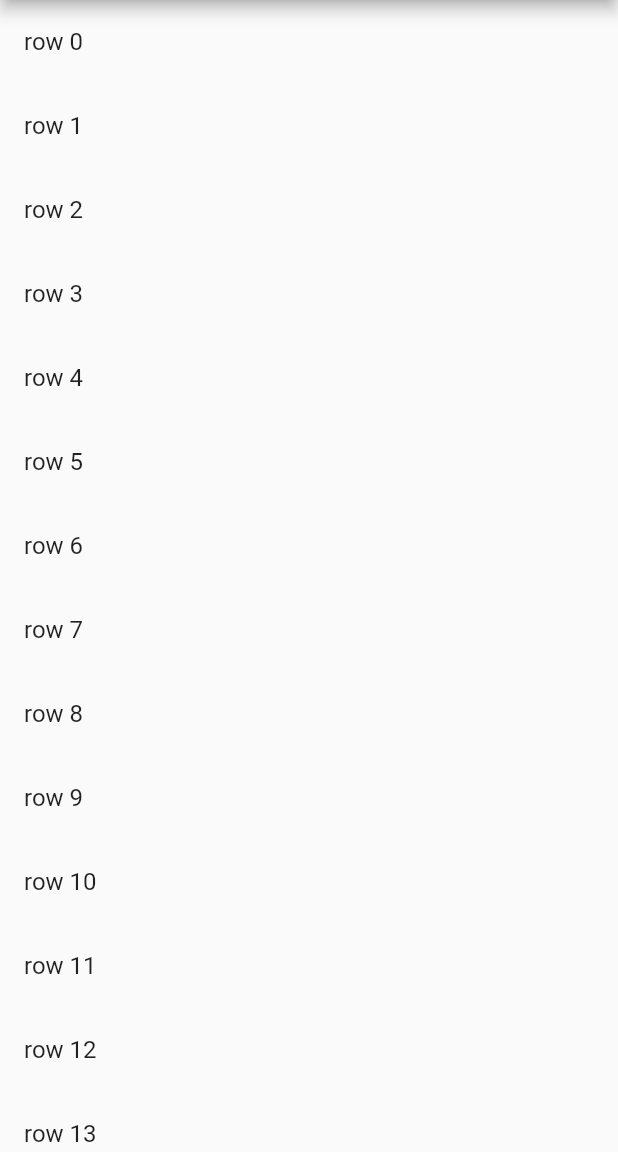
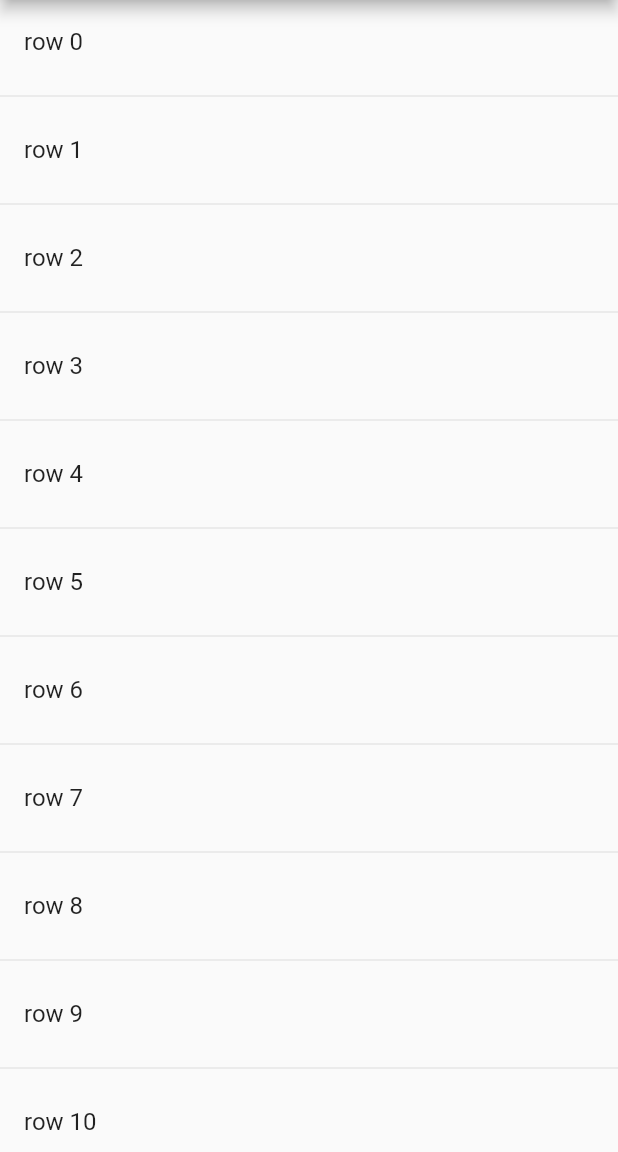
Before and after one commit to after-six/mastering_flutter_listview_jelly, a Flutter app: the screen it shows after launch, on a phone screen of 412 x 824 dp, the part 84-1236 px from its top. Run offline on Flutter 3.47's test engine with Material 2 defaults, Android fonts, the phone set to English and light mode, and no system bars.

Commit message:
Infinite Listview

```diff
--- a/lib/main.dart
+++ b/lib/main.dart
@@ -28,12 +28,16 @@ class BodyLayout extends StatelessWidget {
 
 // replace this function with the code in the examples
 Widget _myListView(BuildContext context) {
-  return ListView.builder(
+  return ListView.separated(
+    itemCount: 1000,
     itemBuilder: (context, index) {
       return ListTile(
         title: Text('row $index'),
       );
     },
+    separatorBuilder: (context, index) {
+      return Divider();
+    },
   );
 
 }
```
